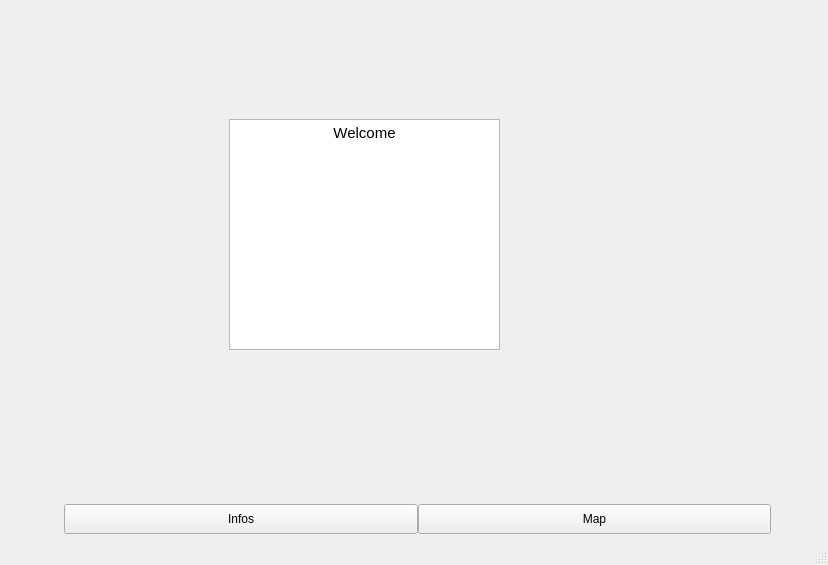
This is mainWindow.ui in Owkly/Qt-JO-MapApplication as Qt 5 draws it before an edit. The edited form follows.
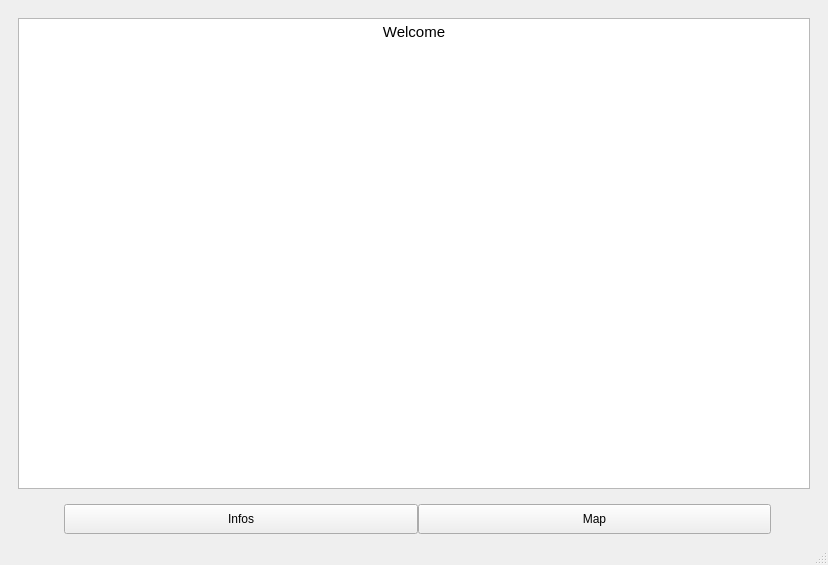
This is the edited form. The open tabs and pages were chosen to show the change.

```diff
--- a/mainWindow.ui
+++ b/mainWindow.ui
@@ -21,15 +21,9 @@
        <number>1</number>
       </property>
       <widget class="QWidget" name="homePage">
+       <layout class="QGridLayout" name="gridLayout_2">
+        <item row="0" column="0">
        <widget class="QTextEdit" name="welcomeMessage">
-        <property name="geometry">
-         <rect>
-          <x>220</x>
-          <y>110</y>
-          <width>271</width>
-          <height>231</height>
-         </rect>
-        </property>
         <property name="html">
          <string>&lt;!DOCTYPE HTML PUBLIC &quot;-//W3C//DTD HTML 4.0//EN&quot; &quot;http://www.w3.org/TR/REC-html40/strict.dtd&quot;&gt;
 &lt;html&gt;&lt;head&gt;&lt;meta name=&quot;qrichtext&quot; content=&quot;1&quot; /&gt;&lt;style type=&quot;text/css&quot;&gt;
@@ -39,6 +33,8 @@
 &lt;p align=&quot;center&quot; style=&quot;-qt-paragraph-type:empty; margin-top:0px; margin-bottom:0px; margin-left:0px; margin-right:0px; -qt-block-indent:0; text-indent:0px;&quot;&gt;&lt;br /&gt;&lt;/p&gt;&lt;/body&gt;&lt;/html&gt;</string>
         </property>
        </widget>
+        </item>
+       </layout>
       </widget>
       <widget class="QWidget" name="infoPage">
        <layout class="QGridLayout" name="infoPageLayout" rowstretch="1,10">
```
Left out of the diff: 2 changed lines with no effect on the pictures. Lines whose indentation alone changed are shown as unchanged.
